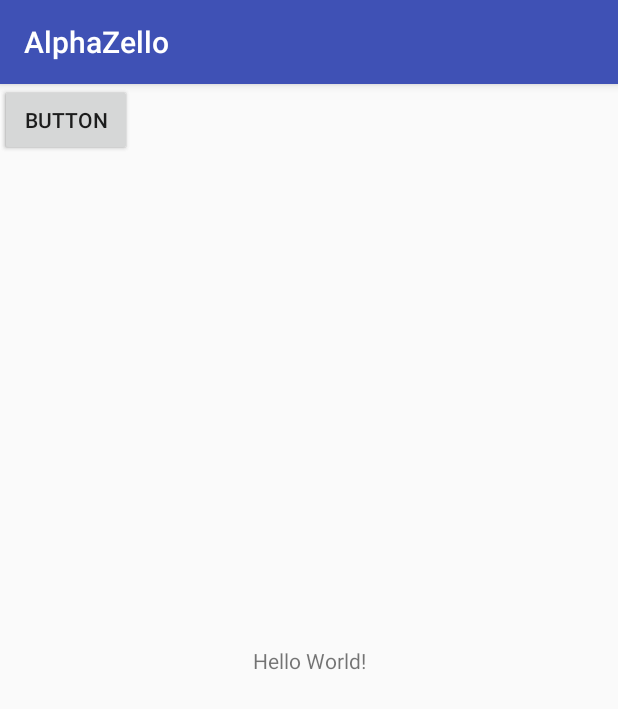
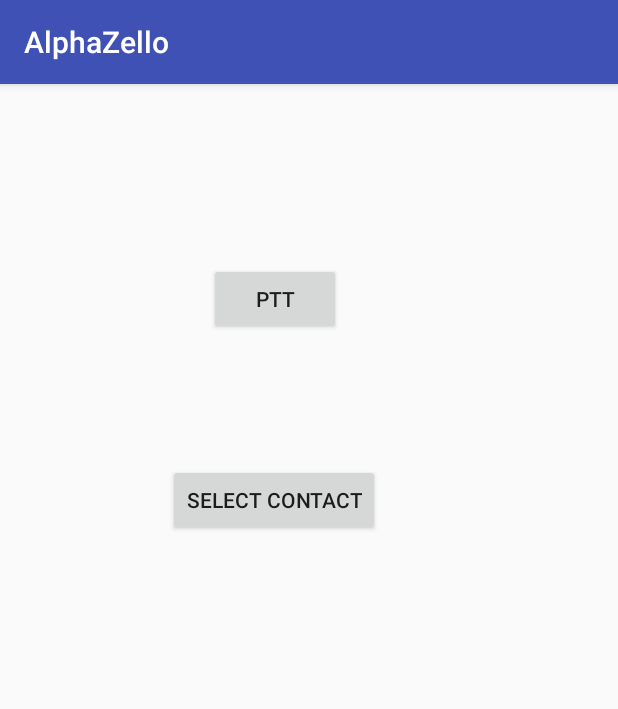
Before and after one commit to shuyangc/AlphaZello, an Android app: the screen it shows after launch (MainActivity), on a phone screen of 412 x 824 dp. Shown: the top 709 px of the screen. Run offline under Robolectric (Android 15) with nearby library versions, the phone set to English and light mode, and no system bars.

Commit message:
init zello, and add feature to call, and select contacts on zello work app

```diff
--- a/app/build.gradle
+++ b/app/build.gradle
@@ -20,11 +20,12 @@ android {
 }
 
 dependencies {
-    compile fileTree(dir: 'libs', include: ['*.jar'])
+    compile fileTree(include: ['*.jar'], dir: 'libs')
     androidTestCompile('com.android.support.test.espresso:espresso-core:2.2.2', {
         exclude group: 'com.android.support', module: 'support-annotations'
     })
     compile 'com.android.support:appcompat-v7:25.3.1'
     compile 'com.android.support.constraint:constraint-layout:1.0.2'
     testCompile 'junit:junit:4.12'
+    compile files('libs/zello-sdk.jar')
 }
--- a/app/src/main/java/pmxt36/alphazello/MainActivity.java
+++ b/app/src/main/java/pmxt36/alphazello/MainActivity.java
@@ -2,7 +2,14 @@ package pmxt36.alphazello;
 
 import android.support.v7.app.AppCompatActivity;
 import android.os.Bundle;
+import android.view.MotionEvent;
+import android.view.View;
 import android.widget.Button;
+import android.widget.TextView;
+
+import com.zello.sdk.Zello;
+import com.zello.sdk.Tab;
+import com.zello.sdk.Theme;
 
 /*
 NOTE: You need to have zello work app (not the one from appstore) installed using this link
@@ -16,13 +23,46 @@ public class MainActivity extends AppCompatActivity {
         super.onCreate(savedInstanceState);
         setContentView(R.layout.activity_main);
 
+        // Init Zello
+        Zello.getInstance().configure("net.loudtalks", this);
+
         // Find all available widgets
         Button pttButton = (Button) findViewById(R.id.ptt_button);
-        assert pttButton != null;
+
+
+        pttButton.setOnTouchListener(new View.OnTouchListener() {
+            @Override
+            public boolean onTouch(View v, MotionEvent event) {
+
+                // Initiate call using the account signed in on Zello Work app
+                // Todo: set contact programatically using result from image processing on first responder
+                // Sample : set target contact to shuyang's iphone
+
+                // Zello.getInstance().setSelectedUserOrGateway("yang");
+
+                int action = event.getAction();
+                if (action == MotionEvent. ACTION_DOWN ) {
+                    Zello.getInstance().beginMessage();
+                } else if (action == MotionEvent. ACTION_UP || action == MotionEvent. ACTION_CANCEL ) {
+                    Zello.getInstance().endMessage();
+                }
+                return false;
+            }
+        });
 
         Button selectButton = (Button) findViewById(R.id.select_button);
-        assert selectButton !=null;
 
 
+        selectButton.setOnTouchListener(new View.OnTouchListener() {
+            @Override
+            public boolean onTouch(View v, MotionEvent event) {
+
+                // Let user select contacts
+                // TODO: Optional or let set programatically from code behind
+                Zello.getInstance().selectContact("Select a contact", new Tab[]{Tab.RECENTS,
+                        Tab.USERS, Tab.CHANNELS}, Tab.RECENTS, Theme.DARK);
+                return false;
+            }
+        });
     }
 }
--- a/app/src/main/res/layout/activity_main.xml
+++ b/app/src/main/res/layout/activity_main.xml
@@ -4,31 +4,26 @@
     xmlns:tools="http://schemas.android.com/tools"
     android:layout_width="match_parent"
     android:layout_height="match_parent"
+
     tools:context="pmxt36.alphazello.MainActivity">
-
-    <TextView
-        android:layout_width="wrap_content"
-        android:layout_height="wrap_content"
-        android:text="Hello World!"
-        app:layout_constraintBottom_toBottomOf="parent"
-        app:layout_constraintLeft_toLeftOf="parent"
-        app:layout_constraintRight_toRightOf="parent"
-        app:layout_constraintTop_toTopOf="parent" />
 
     <Button
         android:id="@+id/ptt_button"
         android:layout_width="wrap_content"
         android:layout_height="wrap_content"
-        android:text="PTT"
-        tools:layout_editor_absoluteX="146dp"
-        tools:layout_editor_absoluteY="35dp" />
+        android:text="ptt"
+        android:layout_marginLeft="139dp"
+        app:layout_constraintLeft_toLeftOf="parent"
+        app:layout_constraintTop_toTopOf="parent"
+        android:layout_marginTop="119dp" />
 
     <Button
         android:id="@+id/select_button"
         android:layout_width="wrap_content"
         android:layout_height="wrap_content"
-        android:text="Button"
-        tools:layout_editor_absoluteX="146dp"
-        tools:layout_editor_absoluteY="135dp" />
-
+        android:text="Select Contact"
+        android:layout_marginTop="86dp"
+        app:layout_constraintTop_toBottomOf="@+id/ptt_button"
+        android:layout_marginLeft="112dp"
+        app:layout_constraintLeft_toLeftOf="parent" />
 </android.support.constraint.ConstraintLayout>
```
